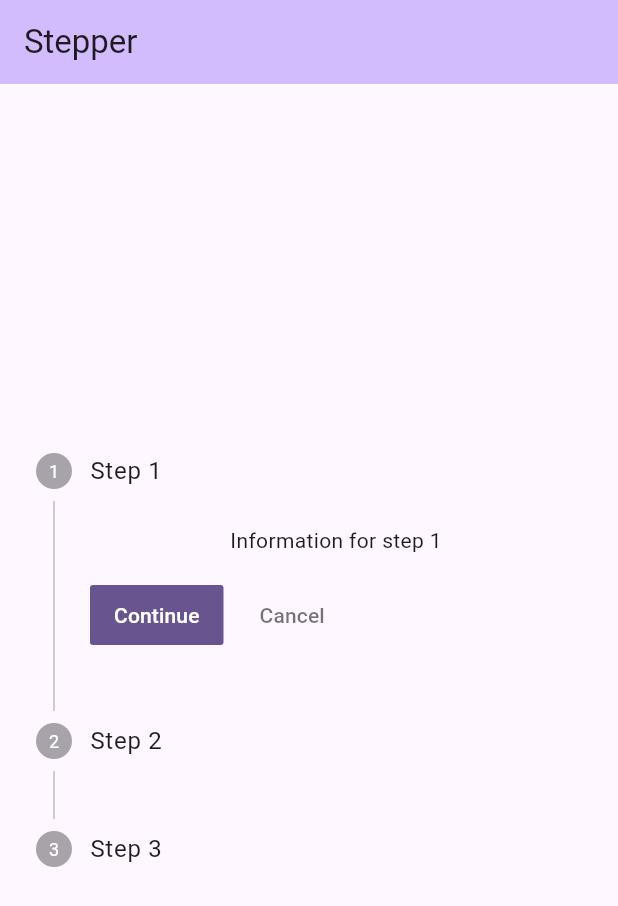
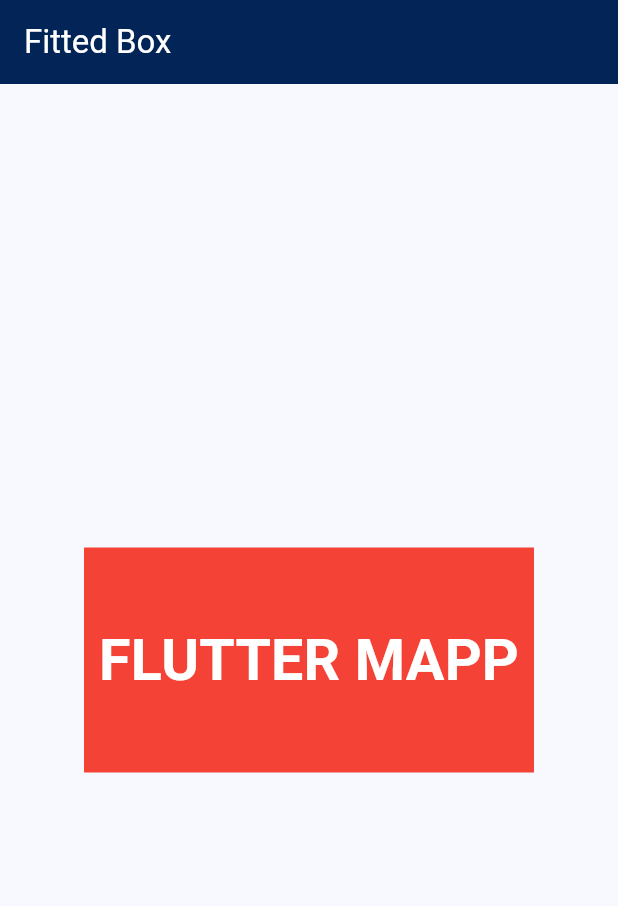
Before and after one commit to Vikram1999dev/flutter-practise, a Flutter app: the screen it shows after launch, on a phone screen of 412 x 824 dp. Shown: the top 906 px of the screen. Run offline on Flutter 3.47's test engine with Material 3 defaults, Android fonts, the phone set to English and light mode, and no system bars.

Commit message:
added fitted box

```diff
--- a/lib/main.dart
+++ b/lib/main.dart
@@ -13,10 +13,10 @@ class MyApp extends StatelessWidget {
     return MaterialApp(
       title: 'Flutter Practise',
       theme: ThemeData(
-        colorScheme: ColorScheme.fromSeed(seedColor: Colors.deepPurple),
+        colorScheme: ColorScheme.fromSeed(seedColor: Colors.blue),
         useMaterial3: true,
       ),
-      home: const MyHomePage(title: 'Stepper'),
+      home: const MyHomePage(title: 'Fitted Box'),
     );
   }
 }
@@ -31,50 +31,33 @@ class MyHomePage extends StatefulWidget {
 }
 
 class _MyHomePageState extends State<MyHomePage> {
-  int _currentStep = 0;
   @override
   Widget build(BuildContext context) {
     return Scaffold(
       appBar: AppBar(
-        backgroundColor: Theme.of(context).colorScheme.inversePrimary,
-        title: Text(widget.title),
+        backgroundColor: const Color.fromARGB(255, 2, 36, 87),
+        title: Text(
+          widget.title,
+          style: const TextStyle(color: Colors.white),
+        ),
       ),
       body: Center(
-        child: Stepper(
-          steps: const [
-            Step(
-              title: Text('Step 1'),
-              content: Text('Information for step 1'),
+        child: Container(
+          width: 300,
+          height: 150,
+          color: Colors.red,
+          padding: const EdgeInsets.all(10.0),
+          //since this text will not be fixed in container we will add fitted box
+          child: const FittedBox(
+            child: Text(
+              'FLUTTER MAPP',
+              style: TextStyle(
+                fontSize: 100,
+                color: Colors.white,
+                fontWeight: FontWeight.bold,
+              ),
             ),
-            Step(
-              title: Text('Step 2'),
-              content: Text('Information for step 2'),
-            ),
-            Step(
-              title: Text('Step 3'),
-              content: Text('Information for step 3'),
-            ),
-          ],
-          onStepTapped: (int newIndex) {
-            setState(() {
-              _currentStep = newIndex;
-            });
-          },
-          currentStep: _currentStep,
-          onStepContinue: () {
-            if (_currentStep != 2) {
-              setState(() {
-                _currentStep += 1;
-              });
-            }
-          },
-          onStepCancel: () {
-            if (_currentStep != 0) {
-              setState(() {
-                _currentStep -= 1;
-              });
-            }
-          },
+          ),
         ),
       ),
     );
```
